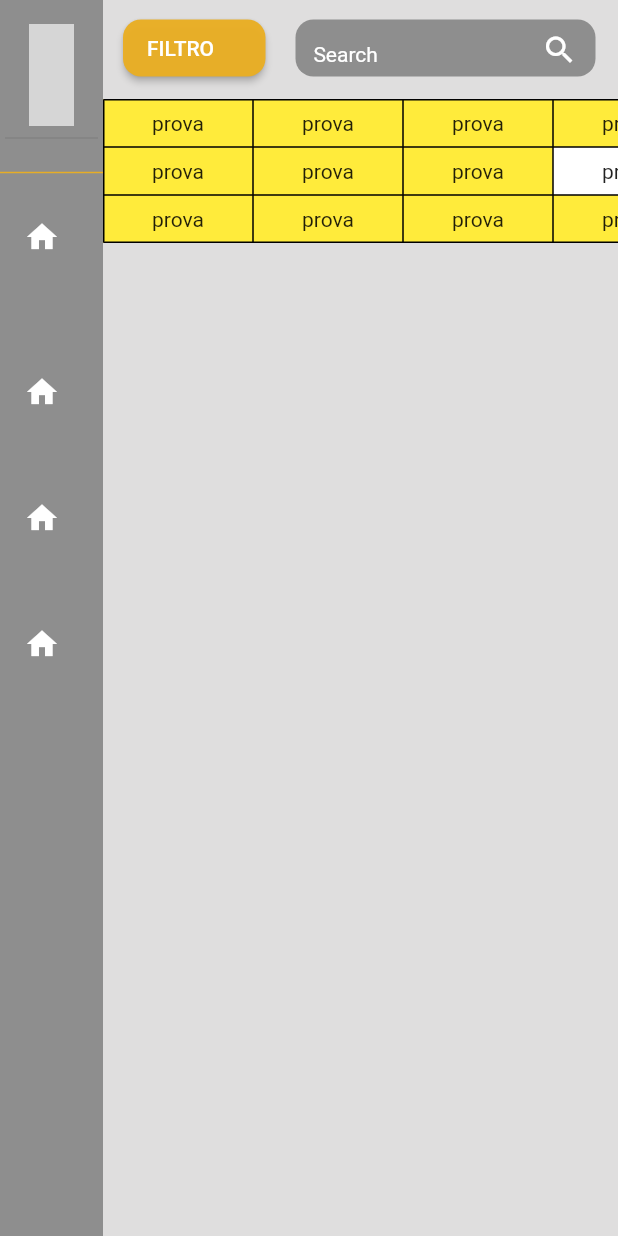
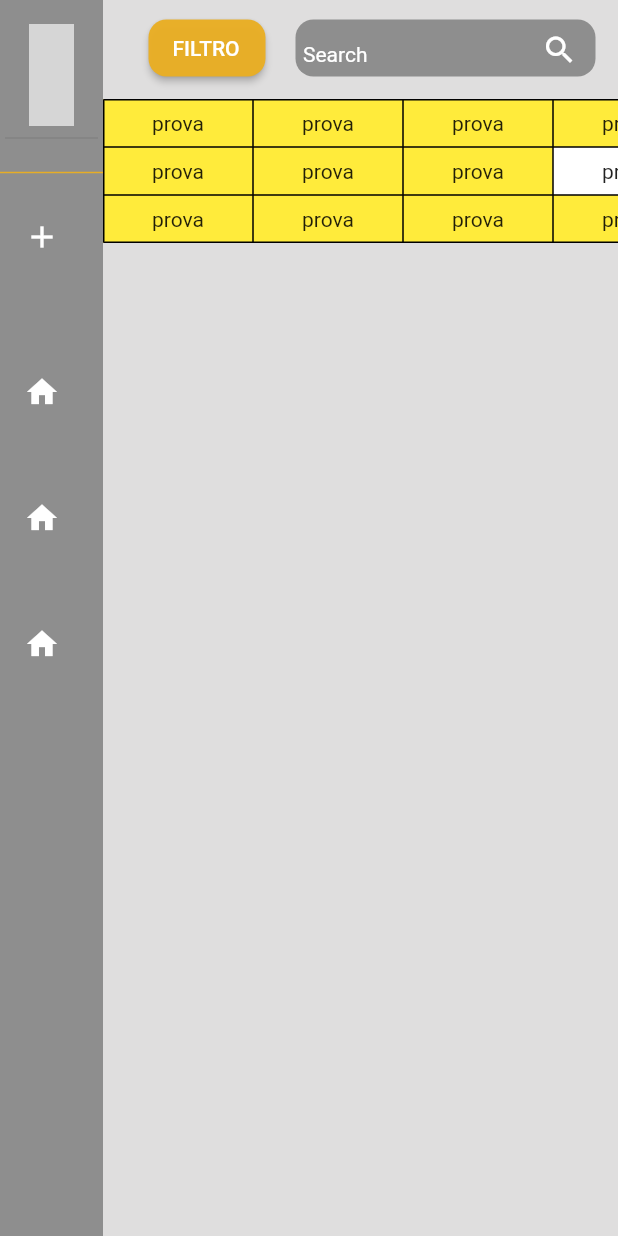
Before and after one commit to AproposPanda/BP_Magazzino, a Flutter app: the screen it shows after launch, after a tap on "ACCEDI", on a phone screen of 412 x 824 dp. Run offline on Flutter 3.47's test engine with Material 2 defaults, Android fonts, the phone set to English and light mode, and no system bars; our stand-ins replace google_fonts; grey boxes are pictures that could not be loaded.

Commit message:
code clear

```diff
--- a/lib/routes/dashboard.dart
+++ b/lib/routes/dashboard.dart
@@ -50,7 +50,7 @@ class DashboardWidget extends State<MainStatefulWidget> {
               color: themes.giallo,
             ),
             ListTile(
-              leading: const Icon(Icons.home),
+              leading: const Icon(Icons.add),
               title: const Text("Nuovo"),
               iconColor: Colors.white,
               textColor: Colors.white,
@@ -113,7 +113,7 @@ class DashboardWidget extends State<MainStatefulWidget> {
                           shape: RoundedRectangleBorder(
                               borderRadius: BorderRadius.circular(12)),
                           primary: themes.giallo,
-                          fixedSize: const Size(95, 38),
+                          fixedSize: const Size(78, 38),
                         ),
                         child: Row(
                           children: const [Text("FILTRO")],
@@ -139,7 +139,7 @@ class DashboardWidget extends State<MainStatefulWidget> {
                                 print("click");
                               },
                             ),
-                            hintText: '  Search',
+                            hintText: 'Search',
                             hintStyle: const TextStyle(
                                 color: Colors.white, fontSize: 14),
                             border: InputBorder.none),
```
